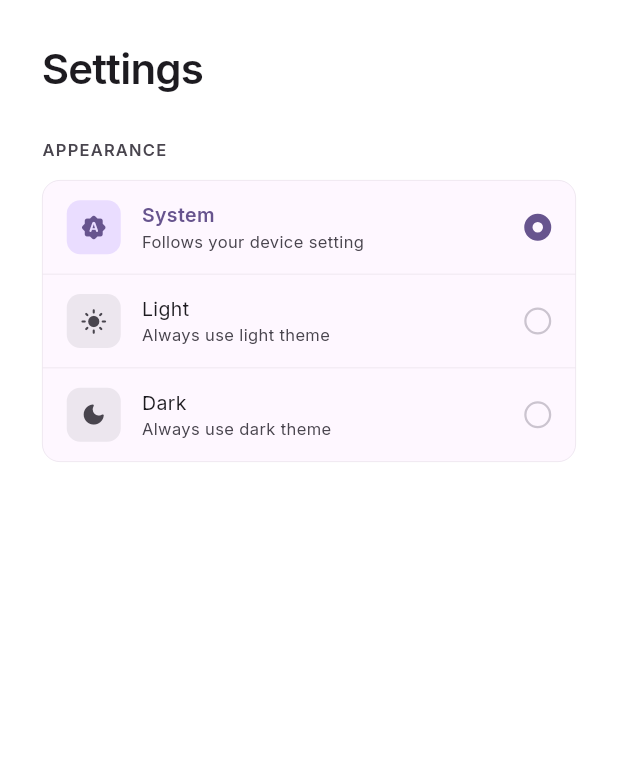
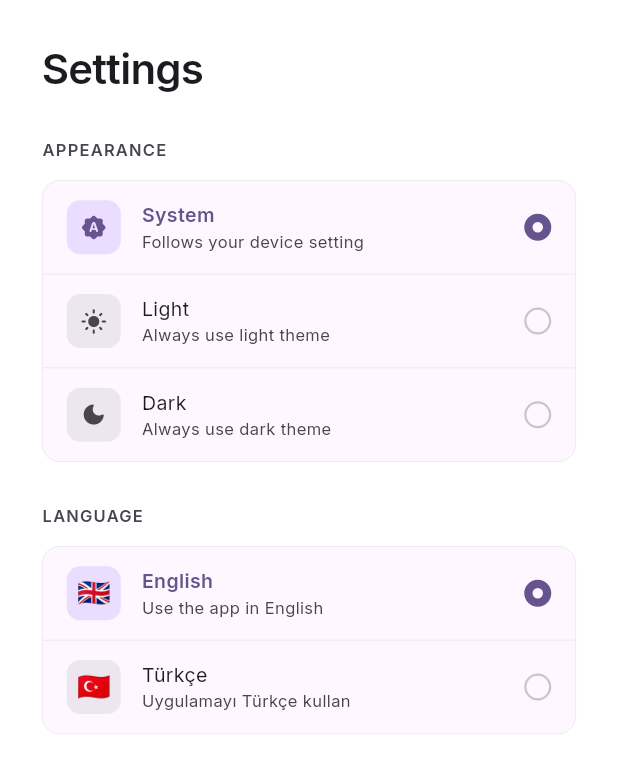
Before and after one commit to Kleaopsy/NexDesk, a Flutter app: the SettingsScreen screen opened directly, on a phone screen of 412 x 824 dp. Shown: the top 773 px of the screen. Run offline on Flutter 3.47's test engine with Material 3 defaults, Android fonts, the light colour scheme and no system bars; drawn by our look-alikes of dynamic_color; our stand-ins replace cloud_firestore, connectivity_plus, firebase_auth, firebase_core, google_fonts, shared_preferences; missing offline and left inert: macos_window_utils, window_manager; accounts and stored records are empty; statements that could not run were skipped.

Commit message:
git add. git commit -m "Language Added" git push main origin

```diff
--- /dev/null
+++ b/lib/core/l10n/app_strings.dart
@@ -0,0 +1,72 @@
+import 'package:flutter/material.dart';
+
+/// Simple string lookup — no codegen needed.
+/// Usage: AppStrings.of(context).dashboard
+class AppStrings {
+  final String languageCode;
+  const AppStrings._(this.languageCode);
+
+  factory AppStrings.of(BuildContext context) {
+    final code = Localizations.localeOf(context).languageCode;
+    return AppStrings._(code);
+  }
+
+  // ── Navigation ─────────────────────────────────────────────────────────────
+  String get dashboard => _s('Dashboard', 'Dashboard');
+  String get myProjects => _s('My Projects', 'Projelerim');
+  String get tasks => _s('Tasks', 'Görevler');
+  String get quickNotes => _s('Quick Notes', 'Hızlı Notlar');
+  String get archive => _s('Archive', 'Arşiv');
+  String get settings => _s('Settings', 'Ayarlar');
+
+  // ── Auth ───────────────────────────────────────────────────────────────────
+  String get signIn => _s('Sign In', 'Giriş Yap');
+  String get signUp => _s('Sign Up', 'Kayıt Ol');
+  String get signOut => _s('Log out', 'Çıkış Yap');
+
+  // ── Notes ──────────────────────────────────────────────────────────────────
+  String get newNote => _s('New Note', 'Yeni Not');
+  String get emptyNote => _s('Empty note', 'Boş not');
+  String get noNotesYet => _s('No notes yet', 'Henüz not yok');
+  String get syncedCloud => _s('Synced', 'Senkronize edildi');
+  String get offlineOnly =>
+      _s('Offline · local only', 'Çevrimdışı · yalnızca yerel');
+  String get searchNotes =>
+      _s('Search notes or #tag...', 'Not veya #etiket ara...');
+  String get addTag =>
+      _s('Add tag and press Enter...', 'Etiket ekle ve Enter\'a bas...');
+  String get save => _s('Save', 'Kaydet');
+  String get noteArchived => _s('Note archived', 'Not arşivlendi');
+
+  // ── Archive ────────────────────────────────────────────────────────────────
+  String get archiveEmpty => _s('Archive is empty', 'Arşiv boş');
+  String get moveToNotes => _s('Move to Notes', 'Notlara Taşı');
+  String get deleteForever => _s('Delete forever', 'Kalıcı olarak sil');
+  String get searchArchive => _s('Search archive...', 'Arşivde ara...');
+  String get movedBackToNotes =>
+      _s('moved back to Notes', 'Notlara geri taşındı');
+
+  // ── Settings ───────────────────────────────────────────────────────────────
+  String get appearance => _s('Appearance', 'Görünüm');
+  String get language => _s('Language', 'Dil');
+  String get systemTheme => _s('System', 'Sistem');
+  String get lightTheme => _s('Light', 'Açık');
+  String get darkTheme => _s('Dark', 'Koyu');
+  String get systemThemeSub =>
+      _s('Follows your device setting', 'Cihaz ayarını takip eder');
+  String get lightThemeSub =>
+      _s('Always use light theme', 'Her zaman açık tema');
+  String get darkThemeSub => _s('Always use dark theme', 'Her zaman koyu tema');
+
+  // ── Generic ────────────────────────────────────────────────────────────────
+  String get cancel => _s('Cancel', 'İptal');
+  String get delete => _s('Delete', 'Sil');
+  String get restore => _s('Restore', 'Geri Yükle');
+  String get today => _s('Today', 'Bugün');
+  String get yesterday => _s('Yesterday', 'Dün');
+  String get thisWeek => _s('This week', 'Bu hafta');
+  String get thisMonth => _s('This month', 'Bu ay');
+
+  // ── Internal helper ────────────────────────────────────────────────────────
+  String _s(String en, String tr) => languageCode == 'tr' ? tr : en;
+}
--- /dev/null
+++ b/lib/core/providers/locale_provider.dart
@@ -0,0 +1,52 @@
+import 'dart:async';
+import 'package:firebase_auth/firebase_auth.dart';
+import 'package:flutter/material.dart';
+import '../services/locale_service.dart';
+
+/// Holds the current Locale and syncs with Firebase on login.
+class LocaleProvider extends ChangeNotifier {
+  final _service = LocaleService();
+  Locale _locale = const Locale('en');
+  StreamSubscription<User?>? _authSub;
+
+  Locale get locale => _locale;
+
+  LocaleProvider() {
+    _init();
+  }
+
+  Future<void> _init() async {
+    // Apply local immediately — no flicker on startup
+    _locale = await _service.loadLocal();
+    notifyListeners();
+
+    // Sync from Firebase when user logs in
+    _authSub = FirebaseAuth.instance.authStateChanges().listen((user) {
+      if (user != null) _syncFromFirebase(user.uid);
+    });
+  }
+
+  Future<void> _syncFromFirebase(String uid) async {
+    final remote = await _service.fetchRemote(uid);
+    if (remote == null || remote == _locale) return;
+    _locale = remote;
+    notifyListeners();
+    await _service.saveLocal(_locale);
+  }
+
+  /// Call this when the user picks a new language.
+  Future<void> setLocale(Locale locale) async {
+    if (_locale == locale) return;
+    _locale = locale;
+    notifyListeners();
+    await _service.saveLocal(locale);
+    final uid = FirebaseAuth.instance.currentUser?.uid;
+    if (uid != null) await _service.pushRemote(uid, locale);
+  }
+
+  @override
+  void dispose() {
+    _authSub?.cancel();
+    super.dispose();
+  }
+}
--- /dev/null
+++ b/lib/core/services/locale_service.dart
@@ -0,0 +1,68 @@
+import 'package:cloud_firestore/cloud_firestore.dart';
+import 'package:flutter/material.dart';
+import 'package:shared_preferences/shared_preferences.dart';
+
+class LocaleService {
+  static const _localKey = 'app_locale';
+
+  // ── Supported locales ──────────────────────────────────────────────────────
+
+  static const supported = [Locale('en'), Locale('tr')];
+
+  static String labelOf(Locale locale) => switch (locale.languageCode) {
+    'tr' => 'Türkçe',
+    _ => 'English',
+  };
+
+  static String subtitleOf(Locale locale) => switch (locale.languageCode) {
+    'tr' => 'Uygulamayı Türkçe kullan',
+    _ => 'Use the app in English',
+  };
+
+  // ── Serialization ──────────────────────────────────────────────────────────
+
+  static Locale parse(String? code) => supported.firstWhere(
+    (l) => l.languageCode == code,
+    orElse: () => const Locale('en'),
+  );
+
+  static String serialize(Locale locale) => locale.languageCode;
+
+  // ── Local storage ──────────────────────────────────────────────────────────
+
+  Future<Locale> loadLocal() async {
+    final prefs = await SharedPreferences.getInstance();
+    return parse(prefs.getString(_localKey));
+  }
+
+  Future<void> saveLocal(Locale locale) async {
+    final prefs = await SharedPreferences.getInstance();
+    await prefs.setString(_localKey, serialize(locale));
+  }
+
+  // ── Firebase ───────────────────────────────────────────────────────────────
+
+  Future<Locale?> fetchRemote(String uid) async {
+    try {
+      final doc = await FirebaseFirestore.instance
+          .collection('users')
+          .doc(uid)
+          .get();
+      final value = doc.data()?['locale'] as String?;
+      if (value == null) return null;
+      return parse(value);
+    } catch (_) {
+      return null;
+    }
+  }
+
+  Future<void> pushRemote(String uid, Locale locale) async {
+    try {
+      await FirebaseFirestore.instance.collection('users').doc(uid).set({
+        'locale': serialize(locale),
+      }, SetOptions(merge: true));
+    } catch (_) {
+      // Will sync on next save
+    }
+  }
+}
--- a/lib/features/settings/settings_screen.dart
+++ b/lib/features/settings/settings_screen.dart
@@ -1,32 +1,36 @@
 import 'package:flutter/material.dart';
+import '../../core/l10n/app_strings.dart';
+import '../../core/services/locale_service.dart';
 import '../../main.dart';
 
 class SettingsScreen extends StatelessWidget {
   const SettingsScreen({super.key});
 
   @override
-  @override
   Widget build(BuildContext context) {
+    final s = AppStrings.of(context);
+
     return Scaffold(
       backgroundColor: Theme.of(context).colorScheme.surfaceContainerLowest,
       body: SingleChildScrollView(
         padding: const EdgeInsets.all(28),
         child: Center(
-          // ← Center + ConstrainedBox combo to limit content width on large screens
           child: ConstrainedBox(
-            constraints: const BoxConstraints(maxWidth: 600), // ← Max width
+            constraints: const BoxConstraints(maxWidth: 600),
             child: Column(
               crossAxisAlignment: CrossAxisAlignment.start,
               children: [
                 Text(
-                  'Settings',
+                  s.settings,
                   style: Theme.of(context).textTheme.headlineMedium?.copyWith(
                     fontWeight: FontWeight.w600,
                     letterSpacing: -0.5,
                   ),
                 ),
                 const SizedBox(height: 28),
-                const _SectionLabel('Appearance'),
+
+                // ── Appearance ─────────────────────────────────────────────
+                _SectionLabel(s.appearance),
                 const SizedBox(height: 12),
                 ListenableBuilder(
                   listenable: themeProvider,
@@ -35,6 +39,24 @@ class SettingsScreen extends StatelessWidget {
                     return _ThemeSelector(
                       current: themeProvider.mode,
                       onSelect: themeProvider.setMode,
+                      cs: cs,
+                      s: s,
+                    );
+                  },
+                ),
+
+                const SizedBox(height: 28),
+
+                // ── Language ───────────────────────────────────────────────
+                _SectionLabel(s.language),
+                const SizedBox(height: 12),
+                ListenableBuilder(
+                  listenable: localeProvider,
+                  builder: (context, _) {
+                    final cs = Theme.of(context).colorScheme;
+                    return _LocaleSelector(
+                      current: localeProvider.locale,
+                      onSelect: localeProvider.setLocale,
                       cs: cs,
                     );
                   },
@@ -67,15 +89,19 @@ class _SectionLabel extends StatelessWidget {
   }
 }
 
+// ── Theme selector ─────────────────────────────────────────────────────────
+
 class _ThemeSelector extends StatelessWidget {
   final ThemeMode current;
   final ValueChanged<ThemeMode> onSelect;
   final ColorScheme cs;
+  final AppStrings s;
 
   const _ThemeSelector({
     required this.current,
     required this.onSelect,
     required this.cs,
+    required this.s,
   });
 
   @override
@@ -93,8 +119,8 @@ class _ThemeSelector extends StatelessWidget {
         children: [
           _ThemeOption(
             icon: Icons.brightness_auto_rounded,
-            label: 'System',
-            subtitle: 'Follows your device setting',
+            label: s.systemTheme,
+            subtitle: s.systemThemeSub,
             isActive: current == ThemeMode.system,
             onTap: () => onSelect(ThemeMode.system),
             cs: cs,
@@ -107,8 +133,8 @@ class _ThemeSelector extends StatelessWidget {
           ),
           _ThemeOption(
             icon: Icons.light_mode_rounded,
-            label: 'Light',
-            subtitle: 'Always use light theme',
+            label: s.lightTheme,
+            subtitle: s.lightThemeSub,
             isActive: current == ThemeMode.light,
             onTap: () => onSelect(ThemeMode.light),
             cs: cs,
@@ -120,8 +146,8 @@ class _ThemeSelector extends StatelessWidget {
           ),
           _ThemeOption(
             icon: Icons.dark_mode_rounded,
-            label: 'Dark',
-            subtitle: 'Always use dark theme',
+            label: s.darkTheme,
+            subtitle: s.darkThemeSub,
             isActive: current == ThemeMode.dark,
             onTap: () => onSelect(ThemeMode.dark),
             cs: cs,
@@ -133,7 +159,6 @@ class _ThemeSelector extends StatelessWidget {
   }
 }
 
-// Stateless + InkWell — no local hover state, no stale _hovered bug
 class _ThemeOption extends StatelessWidget {
   final IconData icon;
   final String label;
@@ -168,7 +193,6 @@ class _ThemeOption extends StatelessWidget {
       child: InkWell(
         onTap: isActive ? null : onTap,
         borderRadius: radius,
-        // InkWell handles hover highlight natively — no manual state needed
         hoverColor: cs.surfaceContainerLow,
         splashColor: cs.primary.withValues(alpha: 0.08),
         highlightColor: Colors.transparent,
@@ -217,6 +241,159 @@ class _ThemeOption extends StatelessWidget {
                   ],
                 ),
               ),
+              AnimatedContainer(
+                duration: const Duration(milliseconds: 180),
+                width: 18,
+                height: 18,
+                decoration: BoxDecoration(
+                  shape: BoxShape.circle,
+                  border: Border.all(
+                    color: isActive ? cs.primary : cs.outlineVariant,
+                    width: isActive ? 5.5 : 1.5,
+                  ),
+                ),
+              ),
+            ],
+          ),
+        ),
+      ),
+    );
+  }
+}
+
+// ── Locale selector ────────────────────────────────────────────────────────
+
+class _LocaleSelector extends StatelessWidget {
+  final Locale current;
+  final ValueChanged<Locale> onSelect;
+  final ColorScheme cs;
+
+  const _LocaleSelector({
+    required this.current,
+    required this.onSelect,
+    required this.cs,
+  });
+
+  @override
+  Widget build(BuildContext context) {
+    const locales = LocaleService.supported;
+
+    return Container(
+      decoration: BoxDecoration(
+        color: cs.surface,
+        borderRadius: BorderRadius.circular(12),
+        border: Border.all(
+          color: cs.outlineVariant.withValues(alpha: 0.4),
+          width: 0.5,
+        ),
+      ),
+      child: Column(
+        children: [
+          for (int i = 0; i < locales.length; i++) ...[
+            if (i > 0)
+              Divider(
+                height: 0.5,
+                thickness: 0.5,
+                color: cs.outlineVariant.withValues(alpha: 0.4),
+              ),
+            _LocaleOption(
+              locale: locales[i],
+              isActive: current.languageCode == locales[i].languageCode,
+              onTap: () => onSelect(locales[i]),
+              cs: cs,
+              isFirst: i == 0,
+              isLast: i == locales.length - 1,
+            ),
+          ],
+        ],
+      ),
+    );
+  }
+}
+
+class _LocaleOption extends StatelessWidget {
+  final Locale locale;
+  final bool isActive;
+  final VoidCallback onTap;
+  final ColorScheme cs;
+  final bool isFirst;
+  final bool isLast;
+
+  const _LocaleOption({
+    required this.locale,
+    required this.isActive,
+    required this.onTap,
+    required this.cs,
+    this.isFirst = false,
+    this.isLast = false,
+  });
+
+  // Flag emoji per language code
+  String get _flag => switch (locale.languageCode) {
+    'tr' => '🇹🇷',
+    _ => '🇬🇧',
+  };
+
+  @override
+  Widget build(BuildContext context) {
+    final radius = BorderRadius.vertical(
+      top: isFirst ? const Radius.circular(12) : Radius.zero,
+      bottom: isLast ? const Radius.circular(12) : Radius.zero,
+    );
+
+    return Material(
+      color: Colors.transparent,
+      borderRadius: radius,
+      child: InkWell(
+        onTap: isActive ? null : onTap,
+        borderRadius: radius,
+        hoverColor: cs.surfaceContainerLow,
+        splashColor: cs.primary.withValues(alpha: 0.08),
+        highlightColor: Colors.transparent,
+        child: Padding(
+          padding: const EdgeInsets.symmetric(horizontal: 16, vertical: 13),
+          child: Row(
+            children: [
+              // Flag in a rounded container
+              AnimatedContainer(
+                duration: const Duration(milliseconds: 180),
+                width: 36,
+                height: 36,
+                decoration: BoxDecoration(
+                  color: isActive
+                      ? cs.primaryContainer
+                      : cs.surfaceContainerHigh,
+                  borderRadius: BorderRadius.circular(9),
+                ),
+                child: Center(
+                  child: Text(_flag, style: const TextStyle(fontSize: 18)),
+                ),
+              ),
+              const SizedBox(width: 14),
+              Expanded(
+                child: Column(
+                  crossAxisAlignment: CrossAxisAlignment.start,
+                  children: [
+                    Text(
+                      LocaleService.labelOf(locale),
+                      style: TextStyle(
+                        fontSize: 13,
+                        fontWeight: isActive
+                            ? FontWeight.w600
+                            : FontWeight.w400,
+                        color: isActive ? cs.primary : cs.onSurface,
+                      ),
+                    ),
+                    Text(
+                      LocaleService.subtitleOf(locale),
+                      style: TextStyle(
+                        fontSize: 11,
+                        color: cs.onSurfaceVariant,
+                      ),
+                    ),
+                  ],
+                ),
+              ),
               // Radio indicator
               AnimatedContainer(
                 duration: const Duration(milliseconds: 180),
--- a/lib/main.dart
+++ b/lib/main.dart
@@ -2,6 +2,7 @@ import 'package:firebase_auth/firebase_auth.dart';
 import 'package:flutter/material.dart';
 import 'package:google_fonts/google_fonts.dart';
 import 'package:dynamic_color/dynamic_color.dart';
+import 'package:nexdesk/core/providers/locale_provider.dart';
 import 'package:window_manager/window_manager.dart';
 import 'package:firebase_core/firebase_core.dart';
 import 'package:macos_window_utils/macos/ns_window_button_type.dart';
@@ -14,6 +15,7 @@ import 'dart:io';
 
 // Single global instance — shared across entire app
 final themeProvider = ThemeProvider();
+final localeProvider = LocaleProvider();
 
 void main() async {
   WidgetsFlutterBinding.ensureInitialized();
@@ -59,18 +61,19 @@ class _NexDeskAppState extends State<NexDeskApp> {
   @override
   void initState() {
     super.initState();
-    // Listen to the global instance — rebuild when theme changes
     themeProvider.addListener(_onThemeChange);
-  }
-
-  void _onThemeChange() {
-    if (mounted) setState(() {});
+    localeProvider.addListener(_onThemeChange); // same rebuild trigger
   }
 
   @override
   void dispose() {
     themeProvider.removeListener(_onThemeChange);
+    localeProvider.removeListener(_onThemeChange);
     super.dispose();
+  }
+
+  void _onThemeChange() {
+    if (mounted) setState(() {});
   }
 
   @override
@@ -83,6 +86,8 @@ class _NexDeskAppState extends State<NexDeskApp> {
           title: 'NexDesk',
           debugShowCheckedModeBanner: false,
           themeMode: themeProvider.mode,
+          // Locale support
+          locale: localeProvider.locale,
           theme: ThemeData(
             colorScheme:
                 lightDynamic ??
```
